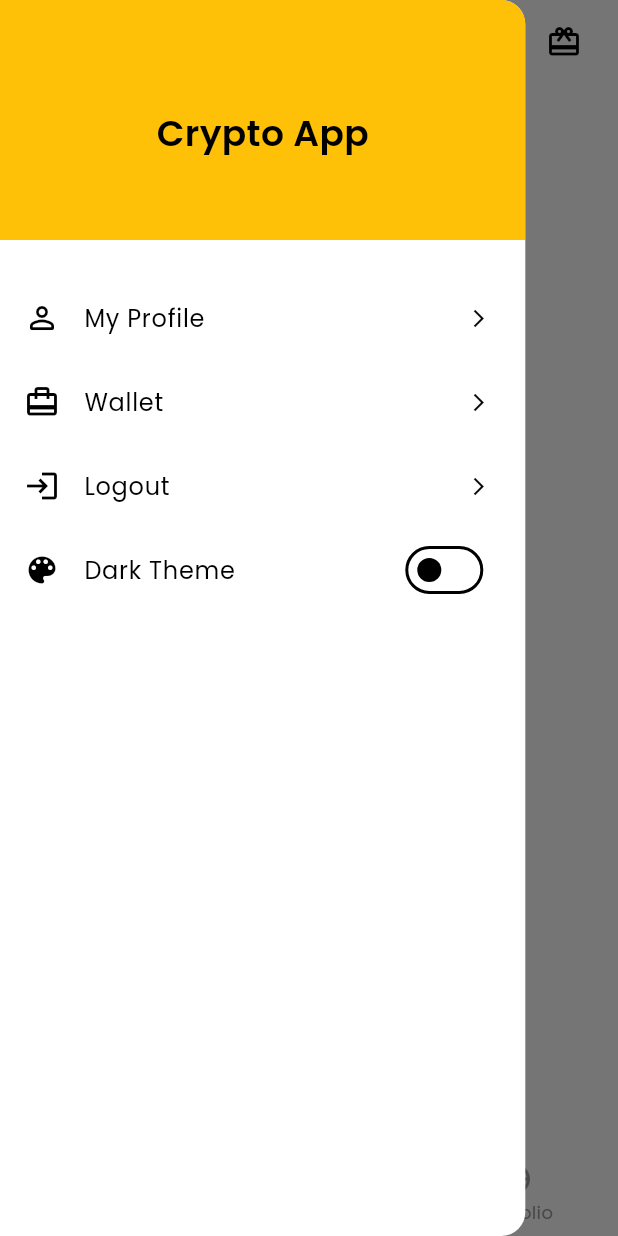
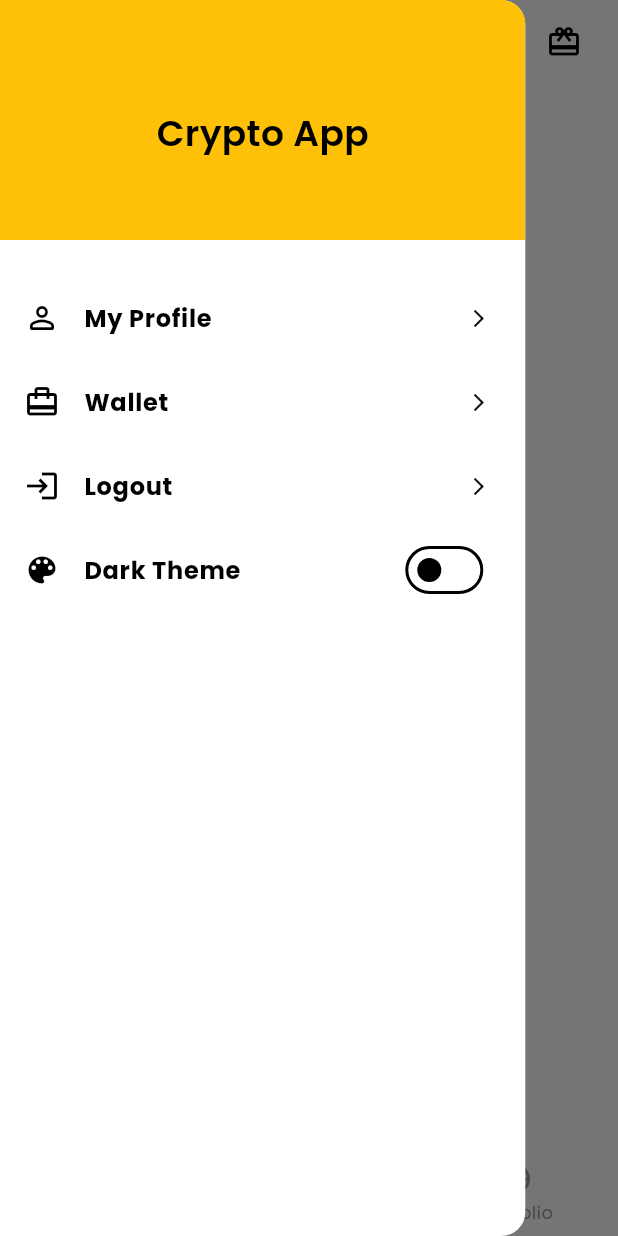
Before and after one commit to PrashantShaw/flutter-Crypto_App_v1, a Flutter app: the screen it shows after launch, with the side drawer open, on a phone screen of 412 x 824 dp. Run offline on Flutter 3.47's test engine with Material 3 defaults, Android fonts, the light colour scheme and no system bars; our stand-ins replace fl_chart, flutter_spinkit.

Commit message:
feat: text theme implementation

```diff
--- a/lib/ui/theme/app_theme.dart
+++ b/lib/ui/theme/app_theme.dart
@@ -2,6 +2,7 @@ import 'package:crypto_app_01/ui/theme/custom_theme/app_bar_theme.dart';
 import 'package:crypto_app_01/ui/theme/custom_theme/app_color_scheme.dart';
 import 'package:crypto_app_01/ui/theme/custom_theme/app_drawer_theme.dart';
 import 'package:crypto_app_01/ui/theme/custom_theme/bottom_navbar_theme.dart';
+import 'package:crypto_app_01/ui/theme/custom_theme/text_theme.dart';
 import 'package:flutter/material.dart';
 
 class CAppTheme {
@@ -14,6 +15,7 @@ class CAppTheme {
       appBarTheme: appBarThemeLight,
       bottomNavigationBarTheme: bottomNavbarThemeLight,
       drawerTheme: drawerThemeLight,
+      textTheme: textThemeLight,
     );
   }
 
@@ -26,6 +28,7 @@ class CAppTheme {
       appBarTheme: appBarThemeDark,
       bottomNavigationBarTheme: bottomNavbarThemeDark,
       drawerTheme: drawerThemeDark,
+      textTheme: textThemeDark,
     );
   }
 }
--- a/lib/ui/theme/custom_theme/bottom_navbar_theme.dart
+++ b/lib/ui/theme/custom_theme/bottom_navbar_theme.dart
@@ -2,7 +2,7 @@ import 'package:flutter/material.dart';
 
 final BottomNavigationBarThemeData bottomNavbarThemeLight =
     const BottomNavigationBarThemeData().copyWith(
-  elevation: 0,
+  elevation: 2,
   enableFeedback: true,
   backgroundColor: Colors.white,
   // selected
--- /dev/null
+++ b/lib/ui/theme/custom_theme/text_theme.dart
@@ -0,0 +1,14 @@
+import 'package:crypto_app_01/utils/helper.dart';
+import 'package:flutter/material.dart';
+
+final TextTheme textThemeLight = const TextTheme().copyWith(
+  bodyLarge: textStyle(16, Colors.black, FontWeight.bold),
+  bodyMedium: textStyle(14, Colors.black87, FontWeight.w500),
+  bodySmall: textStyle(12, Colors.black45, FontWeight.w400),
+);
+
+final TextTheme textThemeDark = const TextTheme().copyWith(
+  bodyLarge: textStyle(16, Colors.white70, FontWeight.bold),
+  bodyMedium: textStyle(14, Colors.white, FontWeight.w500),
+  bodySmall: textStyle(12, Colors.white30, FontWeight.w400),
+);
```
Also changed, not shown: lib/ui/components/coin_tile.dart (+5 -3 lines).
